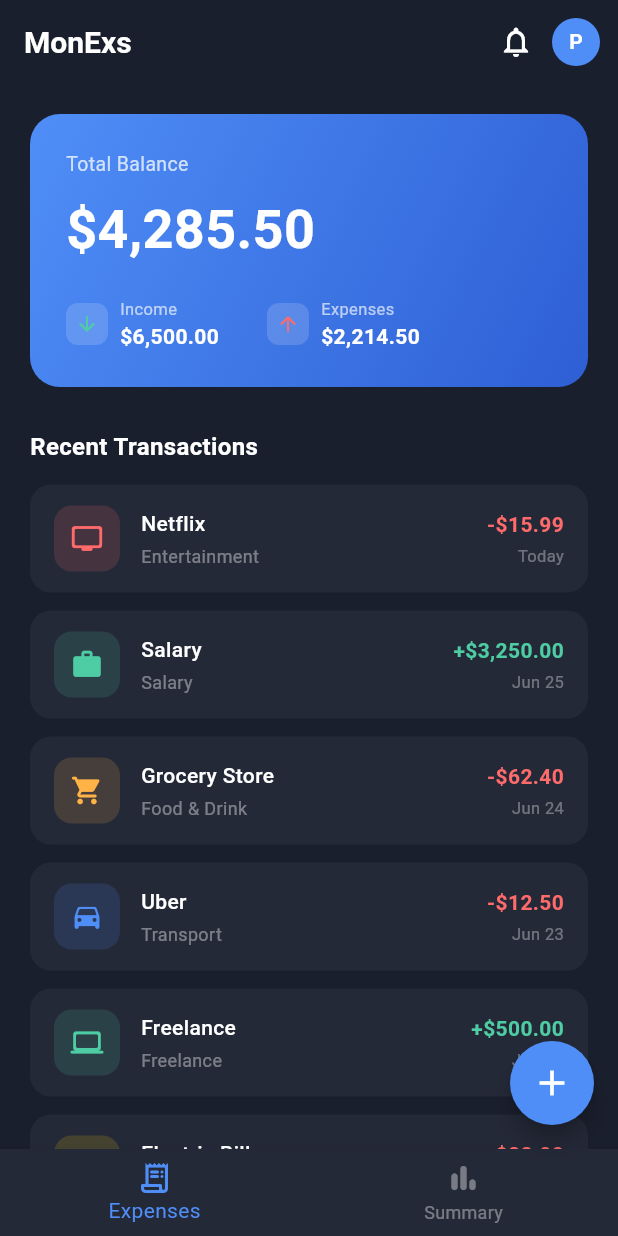
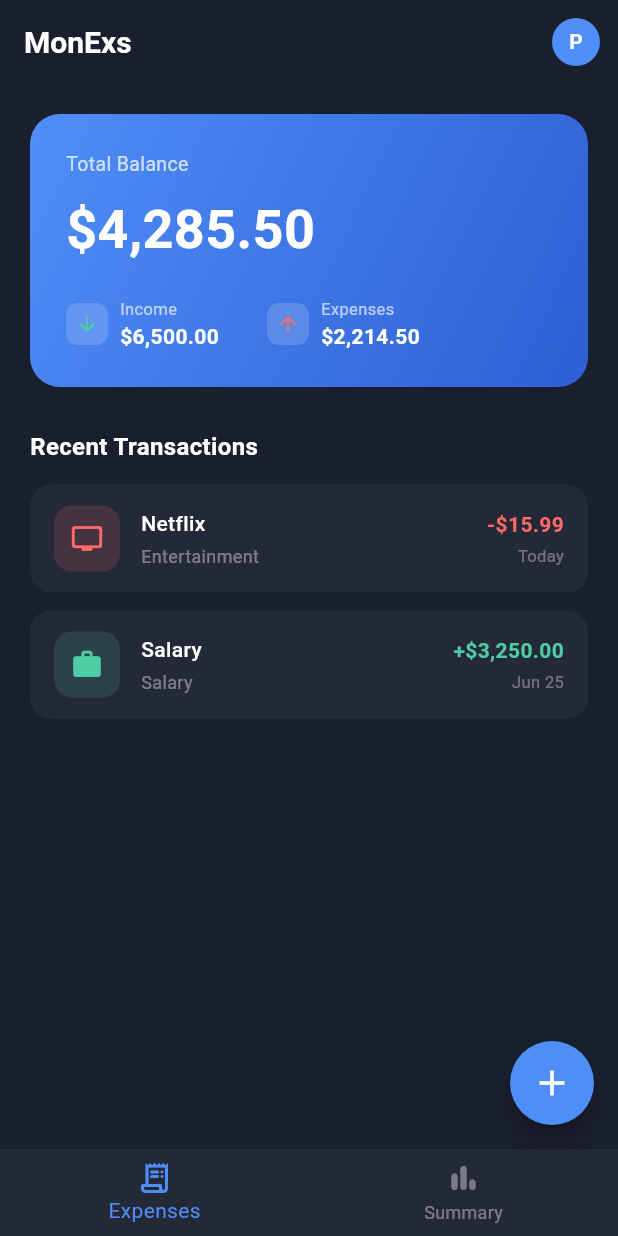
Before and after one commit to 1MPVz/Expense-Tracker, a Flutter app: the screen it shows after launch, on a phone screen of 412 x 824 dp. Run offline on Flutter 3.47's test engine with Material 3 defaults, Android fonts, the phone set to English and light mode, and no system bars.

Commit message:
refactor: improve readability of code

```diff
--- /dev/null
+++ b/monexs/lib/data/transaction_type.dart
@@ -0,0 +1,16 @@
+const List<String> expenseTypes = [
+  'Food & Drink',
+  'Transport',
+  'Entertainment',
+  'Utilities',
+  'Shopping',
+  'Other',
+];
+
+const List<String> incomeTypes = [
+  'Salary',
+  'Freelance',
+  'Bonus',
+  'Investment',
+  'Other',
+];
--- a/monexs/lib/data/transactions.dart
+++ b/monexs/lib/data/transactions.dart
@@ -40,40 +40,4 @@ const List<Transaction> dummyTransactions = [
     icon: Icons.work_rounded,
     color: Color(0xFF4ECCA3),
   ),
-  Transaction(
-    title: 'Grocery Store',
-    category: 'Food & Drink',
-    amount: '62.40',
-    date: 'Jun 24',
-    isExpense: true,
-    icon: Icons.shopping_cart_rounded,
-    color: Color(0xFFFFB347),
-  ),
-  Transaction(
-    title: 'Uber',
-    category: 'Transport',
-    amount: '12.50',
-    date: 'Jun 23',
-    isExpense: true,
-    icon: Icons.directions_car_rounded,
-    color: Color(0xFF4F8EF7),
-  ),
-  Transaction(
-    title: 'Freelance',
-    category: 'Freelance',
-    amount: '500.00',
-    date: 'Jun 22',
-    isExpense: false,
-    icon: Icons.laptop_rounded,
-    color: Color(0xFF4ECCA3),
-  ),
-  Transaction(
-    title: 'Electric Bill',
-    category: 'Utilities',
-    amount: '88.00',
-    date: 'Jun 21',
-    isExpense: true,
-    icon: Icons.bolt_rounded,
-    color: Color(0xFFFFD700),
-  ),
 ];
--- a/monexs/lib/screens/home_page.dart
+++ b/monexs/lib/screens/home_page.dart
@@ -2,6 +2,7 @@ import 'package:flutter/material.dart';
 import '../data/transactions.dart';
 import 'expense_list_page.dart';
 import 'summary_page.dart';
+import '../data/transaction_type.dart';
 
 class HomePage extends StatefulWidget {
   const HomePage({super.key});
@@ -16,26 +17,10 @@ class _HomePageState extends State<HomePage> {
   final TextEditingController _valueController = TextEditingController();
   final List<Transaction> _transactions = List.of(dummyTransactions);
 
-  static const List<String> _expenseTypes = [
-    'Food & Drink',
-    'Transport',
-    'Entertainment',
-    'Utilities',
-    'Shopping',
-    'Other',
-  ];
-
-  static const List<String> _incomeTypes = [
-    'Salary',
-    'Freelance',
-    'Bonus',
-    'Investment',
-    'Other',
-  ];
 
   void _openAddModal() {
     bool isExpense = true;
-    String selectedType = _expenseTypes.first;
+    String selectedType = expenseTypes.first;
     DateTime selectedDate = DateTime.now();
 
     String formatDate(DateTime date) {
@@ -69,7 +54,7 @@ class _HomePageState extends State<HomePage> {
       builder: (context) {
         return StatefulBuilder(
           builder: (context, setModalState) {
-            final types = isExpense ? _expenseTypes : _incomeTypes;
+            final types = isExpense ? expenseTypes : incomeTypes;
             return Container(
               padding: EdgeInsets.only(
                 top: 20,
@@ -98,7 +83,7 @@ class _HomePageState extends State<HomePage> {
                             onTap: () {
                               setModalState(() {
                                 isExpense = true;
-                                selectedType = _expenseTypes.first;
+                                selectedType = expenseTypes.first;
                               });
                             },
                             child: Container(
@@ -124,7 +109,7 @@ class _HomePageState extends State<HomePage> {
                             onTap: () {
                               setModalState(() {
                                 isExpense = false;
-                                selectedType = _incomeTypes.first;
+                                selectedType = incomeTypes.first;
                               });
                             },
                             child: Container(
@@ -211,6 +196,7 @@ class _HomePageState extends State<HomePage> {
 
                   GestureDetector(
                     onTap: () async {
+                      // use built in show Date Picker function for calendar
                       final picked = await showDatePicker(
                         context: context,
                         initialDate: selectedDate,
@@ -321,6 +307,7 @@ class _HomePageState extends State<HomePage> {
                               return;
                             }
 
+                            // create new transaction object and set it as a state
                             final newTransaction = Transaction(
                               title: title,
                               category: selectedType,
@@ -335,6 +322,7 @@ class _HomePageState extends State<HomePage> {
                               _transactions.insert(0, newTransaction);
                             });
 
+                            // clear controller when press enter
                             _titleController.clear();
                             _valueController.clear();
                             Navigator.pop(context);
@@ -367,6 +355,7 @@ class _HomePageState extends State<HomePage> {
   Widget build(BuildContext context) {
     return Scaffold(
       backgroundColor: const Color(0xFF1A1F2E),
+      // this is the header of the app
       appBar: AppBar(
         backgroundColor: const Color(0xFF1A1F2E),
         elevation: 0,
@@ -379,10 +368,6 @@ class _HomePageState extends State<HomePage> {
           ),
         ),
         actions: [
-          IconButton(
-            icon: const Icon(Icons.notifications_outlined, color: Colors.white),
-            onPressed: () {},
-          ),
           const Padding(
             padding: EdgeInsets.only(right: 12),
             child: CircleAvatar(
@@ -400,9 +385,8 @@ class _HomePageState extends State<HomePage> {
           ),
         ],
       ),
-      body: _currentIndex == 0
-          ? ExpenseListPage(transactions: _transactions)
-          : SummaryPage(transactions: _transactions),
+      // handle page navigation between expense lit and summary page
+      body: _currentIndex == 0 ? ExpenseListPage(transactions: _transactions) : SummaryPage(transactions: _transactions),
       floatingActionButton: FloatingActionButton(
         onPressed: _openAddModal,
         backgroundColor: const Color(0xFF4F8EF7),
```
